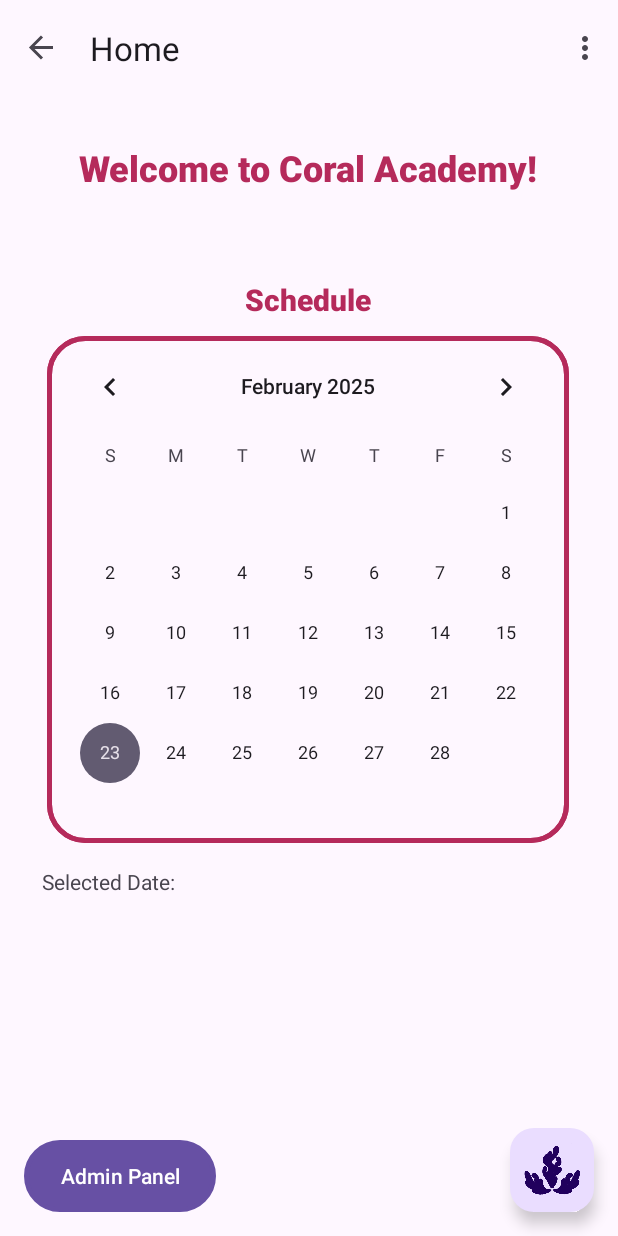
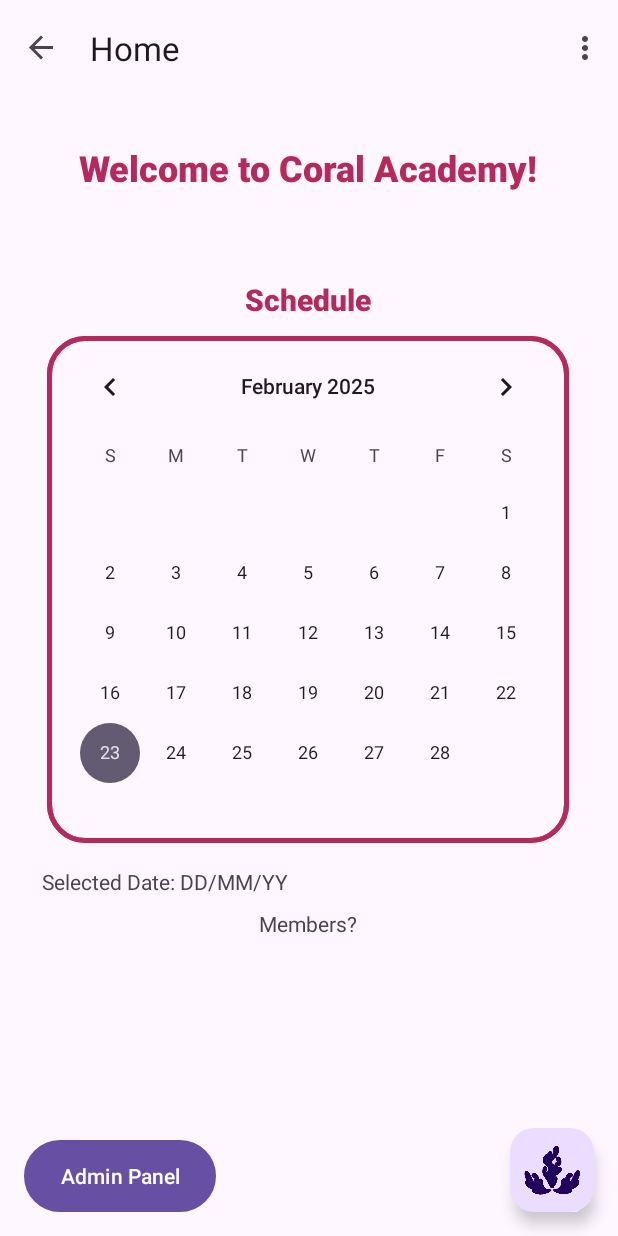
Before and after one commit to PokeeeZ/coralacademy, an Android app: the HomeScreenCoralFrag screen opened through its navigation route, on a phone screen of 412 x 824 dp. Run offline under Robolectric (Android 15) with nearby library versions, the phone set to English and light mode, and no system bars; our stand-ins replace navigation-ui.

Commit message:
Renaming names

```diff
--- a/app/src/main/java/com/example/coralacademy/HomeScreenCoralFrag.kt
+++ b/app/src/main/java/com/example/coralacademy/HomeScreenCoralFrag.kt
@@ -10,7 +10,6 @@ import android.widget.TextView
 import androidx.fragment.app.Fragment
 import android.widget.Button
 import androidx.navigation.fragment.findNavController
-import com.example.coralacademy.databinding.FragmentFirstBinding
 import com.example.coralacademy.databinding.FragmentHomeScreenCoralBinding
 
 private const val ARG_PARAM1 = "param1"
--- a/app/src/main/res/layout/fragment_home_screen_coral.xml
+++ b/app/src/main/res/layout/fragment_home_screen_coral.xml
@@ -69,10 +69,10 @@
         android:layout_height="wrap_content"
         android:layout_marginTop="16dp"
         android:layout_marginEnd="232dp"
-        android:text=""
+        android:text="DD/MM/YY"
         app:layout_constraintBottom_toBottomOf="parent"
         app:layout_constraintEnd_toEndOf="parent"
-        app:layout_constraintHorizontal_bias="0.304"
+        app:layout_constraintHorizontal_bias="0.0"
         app:layout_constraintStart_toEndOf="@+id/selectedDate"
         app:layout_constraintTop_toBottomOf="@+id/scheduleCalendar"
         app:layout_constraintVertical_bias="0.0" />
@@ -82,7 +82,7 @@
         android:layout_width="wrap_content"
         android:layout_height="wrap_content"
         android:padding="8dp"
-        android:text=""
+        android:text="Members?"
         android:textAlignment="center"
         app:layout_constraintBottom_toBottomOf="parent"
         app:layout_constraintEnd_toEndOf="parent"
--- a/app/src/main/res/values/strings.xml
+++ b/app/src/main/res/values/strings.xml
@@ -20,7 +20,7 @@
     </string>
 
     <string name="intro_body2">
-        The main functions on this app are the schedule, Corallium Calendar, submitting reimbursement forms, and a blog for non-members!
+        The main functions on this app currently are the schedule, Corallium Calendar and a blog for non-members!
     </string>
 
     <string name="corallium_member_login_notice">
```
